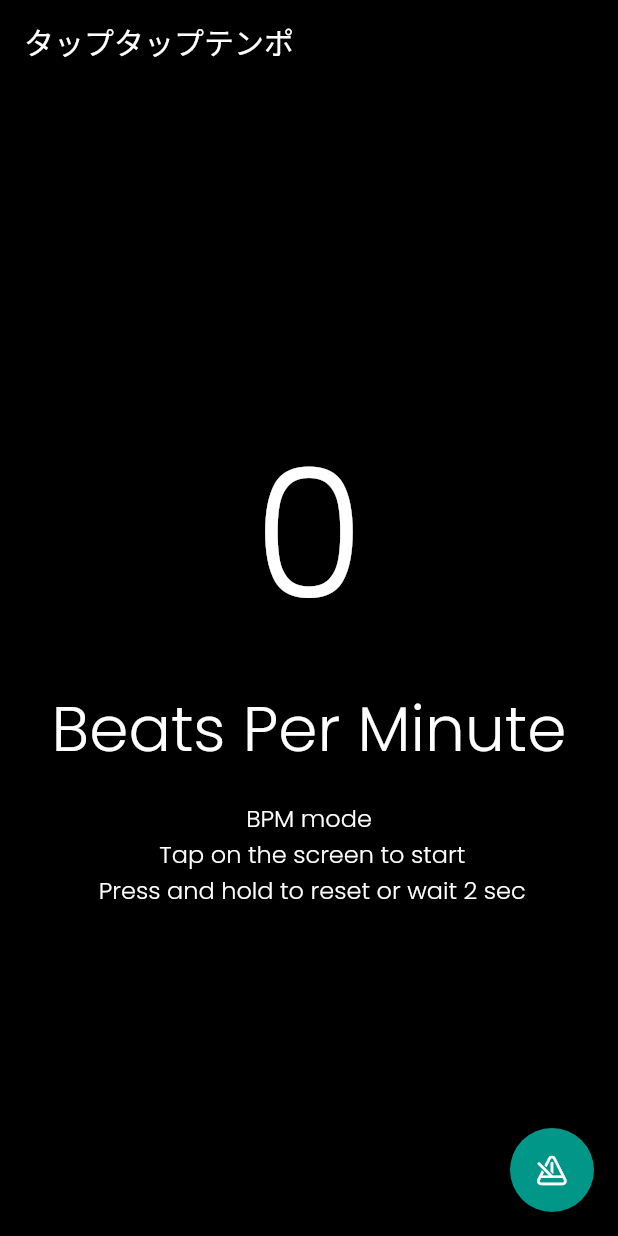
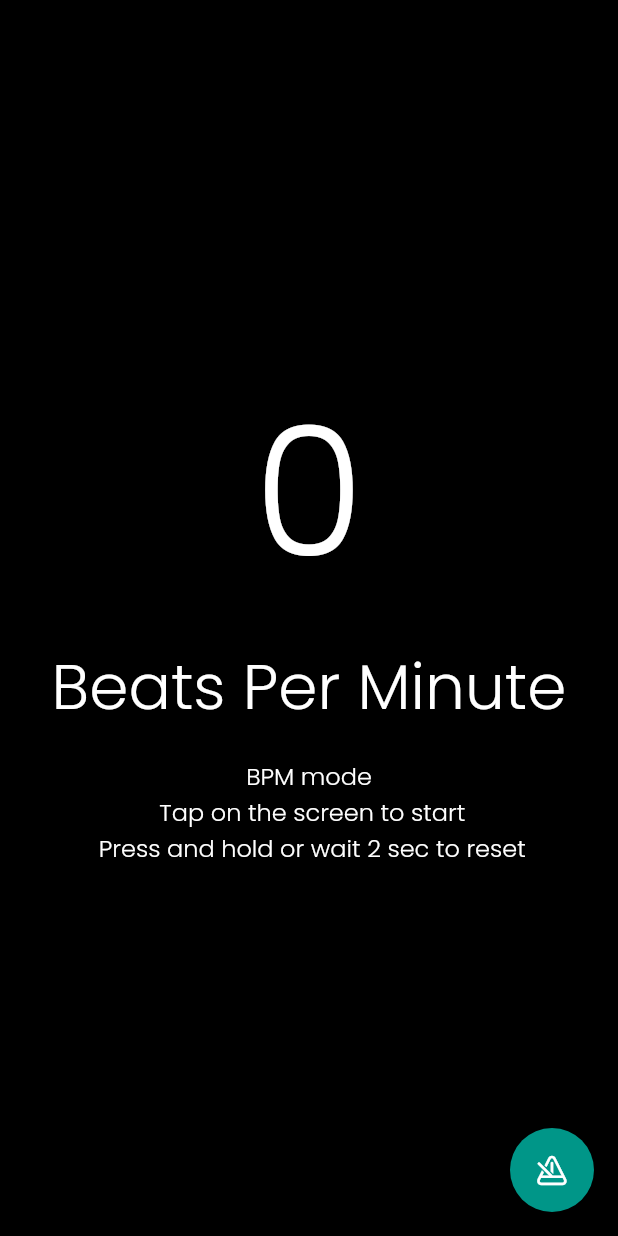
Before and after one commit to yungrazr/taptap-tempo, a Flutter app: the screen it shows after launch, on a phone screen of 412 x 824 dp. Run offline on Flutter 3.47's test engine with Material 2 defaults, Android fonts, the phone set to English and light mode, and no system bars; our stand-ins replace audioplayers.

Commit message:
upgraded to flutter 2, added web support

```diff
--- a/lib/main.dart
+++ b/lib/main.dart
@@ -1,8 +1,10 @@
+import 'package:audioplayers/audio_cache.dart';
 import 'package:flutter/cupertino.dart';
 import 'package:flutter/material.dart';
 import 'dart:async';
 import 'package:audioplayers/audioplayers.dart';
-import 'package:audioplayers/audio_cache.dart';
+import 'package:flutter/foundation.dart' show kIsWeb;
+import 'package:flutter/services.dart';
 
 void main() {
   runApp(MyApp());
@@ -13,12 +15,12 @@ class MyApp extends StatelessWidget {
   @override
   Widget build(BuildContext context) {
     return MaterialApp(
-      title: 'BPM Tapper',
+      title: 'TapTapTempo',
       theme: ThemeData(
           primarySwatch: Colors.teal,
           visualDensity: VisualDensity.adaptivePlatformDensity,
           fontFamily: 'Poppins'),
-      home: MyHomePage(title: 'BPMTapper'),
+      home: MyHomePage(title: 'TapTapTempo'),
     );
   }
 }
@@ -43,7 +45,7 @@ class _MyHomePageState extends State<MyHomePage> {
   var timer;
 
   //For metronome
-  AudioCache player = AudioCache(prefix: 'assets/metronome/');
+  var player;
   bool metronome = false;
   var metronomeTimer;
   int metronomeNote = 1;
@@ -53,13 +55,22 @@ class _MyHomePageState extends State<MyHomePage> {
   var loop = false;
   int lastTimePlayedSound = 0;
 
+  @override
+  void initState() {
+    super.initState();
+
+    if (kIsWeb)
+      player = new AudioPlayer();
+    else
+      player = new AudioCache(prefix: 'assets/metronome/');
+  }
+
   void startTimeoutReset() {
-    if (timer == null) {
+    if (timer == null)
       timer = new Timer(const Duration(milliseconds: 2000), reset);
-    } else {
+    else
       timer.cancel();
     timer = new Timer(const Duration(milliseconds: 2000), reset);
-    }
   }
 
   void reset() {
@@ -71,6 +82,9 @@ class _MyHomePageState extends State<MyHomePage> {
     last = 0;
     _diff = 0;
     metronomeNote = 1;
+    if (metronomeTimer != null) {
+      metronomeTimer.cancel();
+    }
     setState(() {
       _last = 0;
       _counter = 0;
@@ -81,22 +95,27 @@ class _MyHomePageState extends State<MyHomePage> {
     reset();
     metronome = !metronome;
     if (metronome) {
-      player.loadAll(['first.wav', 'last.wav']);
+      if (!kIsWeb) player.loadAll(['first.wav', 'last.wav']);
     } else {
-      player.clearCache();
+      if (!kIsWeb) player.clearCache();
     }
   }
 
-  //Called every 2ms.
   void playMetronome(Timer timer) {
     if (DateTime.now().millisecondsSinceEpoch >=
         lastTimePlayedSound + (60000 / _counter - 1).round()) {
       lastTimePlayedSound = DateTime.now().millisecondsSinceEpoch;
       if (metronomeNote == 0) {
-        player.play('first.wav', volume: 1, mode: PlayerMode.LOW_LATENCY);
+        if (kIsWeb)
+          player.play('assets/metronome/first.wav', isLocal: true);
+        else
+          player.play('first.wav', mode: PlayerMode.LOW_LATENCY);
         metronomeNote++;
       } else {
-        player.play('last.wav', volume: 1, mode: PlayerMode.LOW_LATENCY);
+        if (kIsWeb)
+          player.play('assets/metronome/last.wav', isLocal: true);
+        else
+          player.play('last.wav', mode: PlayerMode.LOW_LATENCY);
         metronomeNote++;
       }
       if (metronomeNote > 3) {
@@ -125,7 +144,10 @@ class _MyHomePageState extends State<MyHomePage> {
   void _incrementCounter() {
     if (_last == 0) {
       if (metronome) {
-        player.play('first.wav', volume: 1, mode: PlayerMode.LOW_LATENCY);
+        if (kIsWeb)
+          player.play('assets/metronome/first.wav', isLocal: true);
+        else
+          player.play('first.wav', mode: PlayerMode.LOW_LATENCY);
       } else {
         timer = new Timer(const Duration(milliseconds: 2000), reset);
       }
@@ -182,12 +204,93 @@ class _MyHomePageState extends State<MyHomePage> {
       return false;
     }
 
+    void onEventKey(RawKeyEvent event) async {
+      if (event.runtimeType.toString() == 'RawKeyUpEvent') {
+        if (event.logicalKey == LogicalKeyboardKey.space) {
+          _incrementCounter();
+        }
+      }
+    }
+
+    if (kIsWeb) {
       return Scaffold(
         backgroundColor: Colors.black,
-      appBar: AppBar(
+        body: RawKeyboardListener(
+          focusNode: FocusNode(),
+          onKey: onEventKey,
+          autofocus: true,
+          child: Column(
+            mainAxisSize: MainAxisSize.max,
+            mainAxisAlignment: MainAxisAlignment.center,
+            crossAxisAlignment: CrossAxisAlignment.center,
+            children: <Widget>[
+              Expanded(
+                  flex: 1,
+                  child: InkWell(
+                    splashColor: Colors.teal,
+                    highlightColor: null,
+                    onTap: _incrementCounter,
+                    onLongPress: reset,
+                    child: Column(
+                      mainAxisAlignment: MainAxisAlignment.center,
+                      crossAxisAlignment: CrossAxisAlignment.center,
+                      children: <Widget>[
+                        Container(
+                          width: MediaQuery.of(context).size.width,
+                          decoration: confirmBpm()
+                              ? BoxDecoration(
+                                  border: Border.all(
+                                    color: Colors.teal,
+                                    width: 1,
+                                  ),
+                                  borderRadius: BorderRadius.circular(50))
+                              : null,
+                          child: Text(
+                            '$_counter',
+                            style: TextStyle(
+                                fontSize: 120,
+                                color: Colors.white,
+                                fontWeight: FontWeight.w300),
+                            textAlign: TextAlign.center,
+                          ),
+                        ),
+                        Container(
+                            padding: const EdgeInsets.all(8.0),
+                            child: Text(
+                              'Beats Per Minute',
+                              style:
+                                  TextStyle(fontSize: 42, color: Colors.white),
+                              textAlign: TextAlign.center,
+                            )),
+                        Container(
+                            padding: const EdgeInsets.all(8.0),
+                            child: Text(
+                              metronome
+                                  ? 'Metronome mode \n Press spacebar or click screen to set tempo \n Press and hold to reset'
+                                  : (_last == 0
+                                      ? 'BPM mode \n Press spacebar or click screen to start \n Press and hold or wait 2 sec to reset'
+                                      : '$_diff ms    avg: $_avg \n  \n'),
+                              style: TextStyle(
+                                  fontSize: 16,
+                                  color: Colors.white,
+                                  fontWeight: FontWeight.w300),
+                              textAlign: TextAlign.center,
+                            )),
+                      ],
+                    ),
+                  ))
+            ],
+          ),
+        ),
+        floatingActionButton: FloatingActionButton(
+          onPressed: toggleMetronome,
+          child: Icon(CupertinoIcons.metronome),
+          backgroundColor: Colors.teal,
+        ),
+      );
+    } else {
+      return Scaffold(
         backgroundColor: Colors.black,
-        title: const Text('タップタップテンポ'),
-      ),
         body: Center(
           child: Column(
             mainAxisSize: MainAxisSize.max,
@@ -228,7 +331,8 @@ class _MyHomePageState extends State<MyHomePage> {
                             padding: const EdgeInsets.all(8.0),
                             child: Text(
                               'Beats Per Minute',
-                            style: TextStyle(fontSize: 42, color: Colors.white),
+                              style:
+                                  TextStyle(fontSize: 42, color: Colors.white),
                               textAlign: TextAlign.center,
                             )),
                         Container(
@@ -237,7 +341,7 @@ class _MyHomePageState extends State<MyHomePage> {
                               metronome
                                   ? 'Metronome mode \n Tap on the screen to set a tempo \n Press and hold to reset'
                                   : (_last == 0
-                                    ? 'BPM mode \n Tap on the screen to start \n Press and hold to reset or wait 2 sec'
+                                      ? 'BPM mode \n Tap on the screen to start \n Press and hold or wait 2 sec to reset'
                                       : '$_diff ms    avg: $_avg \n  \n'),
                               style: TextStyle(
                                   fontSize: 16,
@@ -259,3 +363,4 @@ class _MyHomePageState extends State<MyHomePage> {
       );
     }
   }
+}
--- a/pubspec.yaml
+++ b/pubspec.yaml
@@ -29,8 +29,14 @@ dependencies:
   cupertino_icons: ^1.0.0
 
 dev_dependencies:
+  flutter_launcher_icons: "^0.8.0"
   flutter_test:
     sdk: flutter
+
+flutter_icons:
+  android: "launcher_icon"
+  ios: true
+  image_path: "assets/icon/icon.png"
 
 # For information on the generic Dart part of this file, see the
 # following page: https://dart.dev/tools/pub/pubspec
```
Also changed, not shown: assets/icon/icon.png (added), pubspec.lock, 30 other files. Lines whose indentation alone changed are shown as unchanged.
